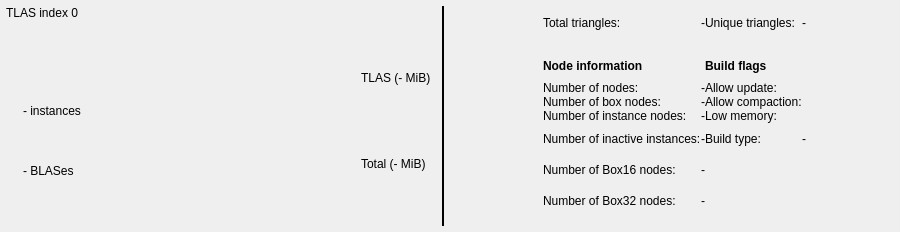
Old version of the form source/frontend/views/overview/tlas_pane.ui in the repository GPUOpen-Tools/radeon_raytracing_analyzer.
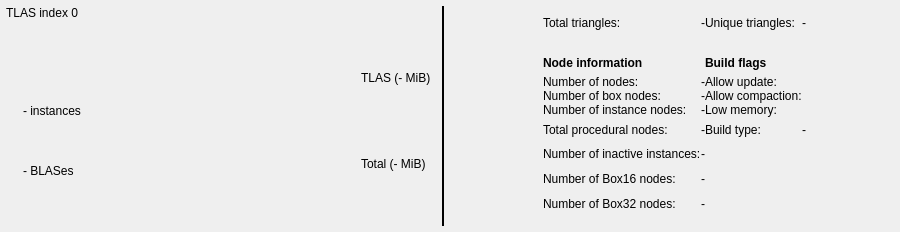
New version of the form. Custom widgets are drawn as their Qt base class.

What changed in the file:
```diff
--- a/source/frontend/views/overview/tlas_pane.ui
+++ b/source/frontend/views/overview/tlas_pane.ui
@@ -710,14 +710,17 @@
           </widget>
          </item>
          <item row="6" column="0">
-          <widget class="ScaledLabel" name="number_of_inactive_instances_label_">
+          <widget class="ScaledLabel" name="total_procedural_nodes_label_">
            <property name="text">
-            <string>Number of inactive instances:</string>
+            <string>Total procedural nodes:</string>
+           </property>
+           <property name="toolTip">
+            <string>The total number of procedural nodes in all the BLASes referenced in this TLAS.</string>
            </property>
           </widget>
          </item>
          <item row="6" column="1">
-          <widget class="ScaledLabel" name="number_of_inactive_instances_content_">
+          <widget class="ScaledLabel" name="total_procedural_nodes_content_">
            <property name="text">
             <string>-</string>
            </property>
@@ -738,27 +741,41 @@
           </widget>
          </item>
          <item row="7" column="0">
+          <widget class="ScaledLabel" name="number_of_inactive_instances_label_">
+           <property name="text">
+            <string>Number of inactive instances:</string>
+           </property>
+          </widget>
+         </item>
+         <item row="7" column="1">
+          <widget class="ScaledLabel" name="number_of_inactive_instances_content_">
+           <property name="text">
+            <string>-</string>
+           </property>
+          </widget>
+         </item>
+         <item row="8" column="0">
           <widget class="ScaledLabel" name="number_of_box16_nodes_label_">
            <property name="text">
             <string>Number of Box16 nodes:</string>
            </property>
           </widget>
          </item>
-         <item row="7" column="1">
+         <item row="8" column="1">
           <widget class="ScaledLabel" name="number_of_box16_nodes_content_">
            <property name="text">
             <string>-</string>
            </property>
           </widget>
          </item>
-         <item row="8" column="0">
+         <item row="9" column="0">
           <widget class="ScaledLabel" name="number_of_box32_nodes_label_">
            <property name="text">
             <string>Number of Box32 nodes:</string>
            </property>
           </widget>
          </item>
-         <item row="8" column="1">
+         <item row="9" column="1">
           <widget class="ScaledLabel" name="number_of_box32_nodes_content_">
            <property name="text">
             <string>-</string>
```
Left out of the diff: 2 changed lines with no effect on the pictures.
